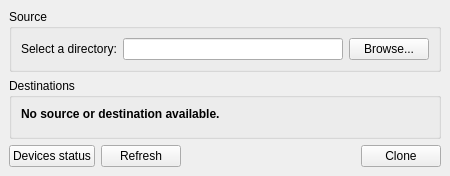
Above: MainWindow.ui from Folco68/4LN before the change. Below: the same form after it.
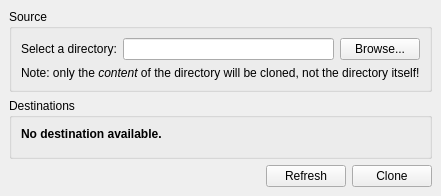
That is the form after the change.

Commit message: - source and destinations directories are now analyzed - analyze is performed by an external thread - progress is shown in an external window

Patch:
```diff
--- a/MainWindow.ui
+++ b/MainWindow.ui
@@ -6,15 +6,12 @@
    <rect>
     <x>0</x>
     <y>0</y>
-    <width>450</width>
-    <height>173</height>
+    <width>409</width>
+    <height>194</height>
    </rect>
   </property>
-  <property name="minimumSize">
-   <size>
-    <width>450</width>
-    <height>0</height>
-   </size>
+  <property name="windowTitle">
+   <string>MultiDesCop - Analyzing...</string>
   </property>
   <widget class="QWidget" name="centralwidget">
    <layout class="QVBoxLayout" name="verticalLayout">
@@ -23,7 +20,9 @@
       <property name="title">
        <string>Source</string>
       </property>
-      <layout class="QHBoxLayout" name="horizontalLayout">
+      <layout class="QVBoxLayout" name="verticalLayout_2">
+       <item>
+        <layout class="QHBoxLayout" name="HLayoutSource">
        <item>
         <widget class="QLabel" name="LabelDirectory">
          <property name="text">
@@ -46,8 +45,17 @@
         </widget>
        </item>
       </layout>
-     </widget>
-    </item>
+       </item>
+       <item>
+        <widget class="QLabel" name="LabelNote">
+         <property name="text">
+          <string>Note: only the &lt;i&gt;content&lt;/i&gt; of the directory will be cloned, not the directory itself!</string>
+         </property>
+        </widget>
+       </item>
+      </layout>
+     </widget>
+    </item>
     <item>
      <widget class="QGroupBox" name="BoxDestinations">
       <property name="title">
@@ -63,7 +71,7 @@
           </font>
          </property>
          <property name="text">
-          <string>No source or destination available.</string>
+          <string>No destination available.</string>
          </property>
         </widget>
        </item>
@@ -75,20 +83,6 @@
     </item>
     <item>
      <layout class="QHBoxLayout" name="HLayoutButtons">
-      <item>
-       <widget class="QPushButton" name="ButtonDevicesStatus">
-        <property name="text">
-         <string>Devices status</string>
-        </property>
-       </widget>
-      </item>
-      <item>
-       <widget class="QPushButton" name="ButtonRefresh">
-        <property name="text">
-         <string>Refresh</string>
-        </property>
-       </widget>
-      </item>
       <item>
        <spacer name="HSpacerButtons">
         <property name="orientation">
@@ -102,6 +96,13 @@
         </property>
        </spacer>
       </item>
+      <item>
+       <widget class="QPushButton" name="ButtonRefresh">
+        <property name="text">
+         <string>Refresh</string>
+        </property>
+       </widget>
+      </item>
       <item>
        <widget class="QPushButton" name="ButtonClone">
         <property name="text">
```
Left out of the diff: 4 changed lines with no effect on the pictures. Lines whose indentation alone changed are shown as unchanged. The commit also changes 15 other files.
